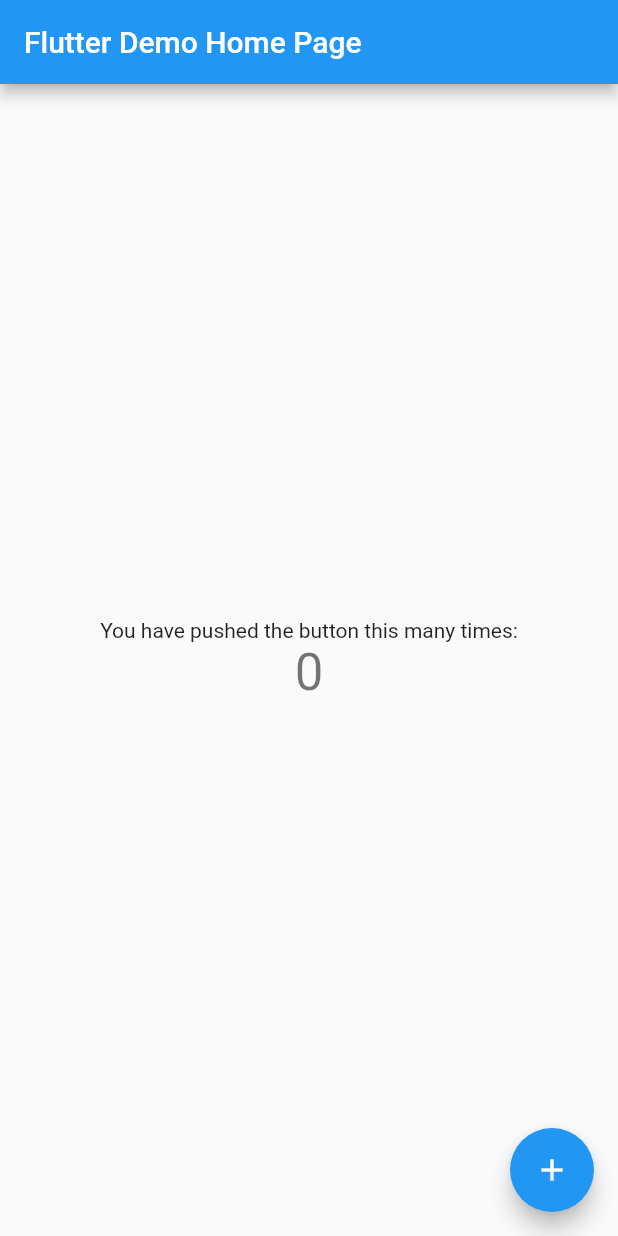
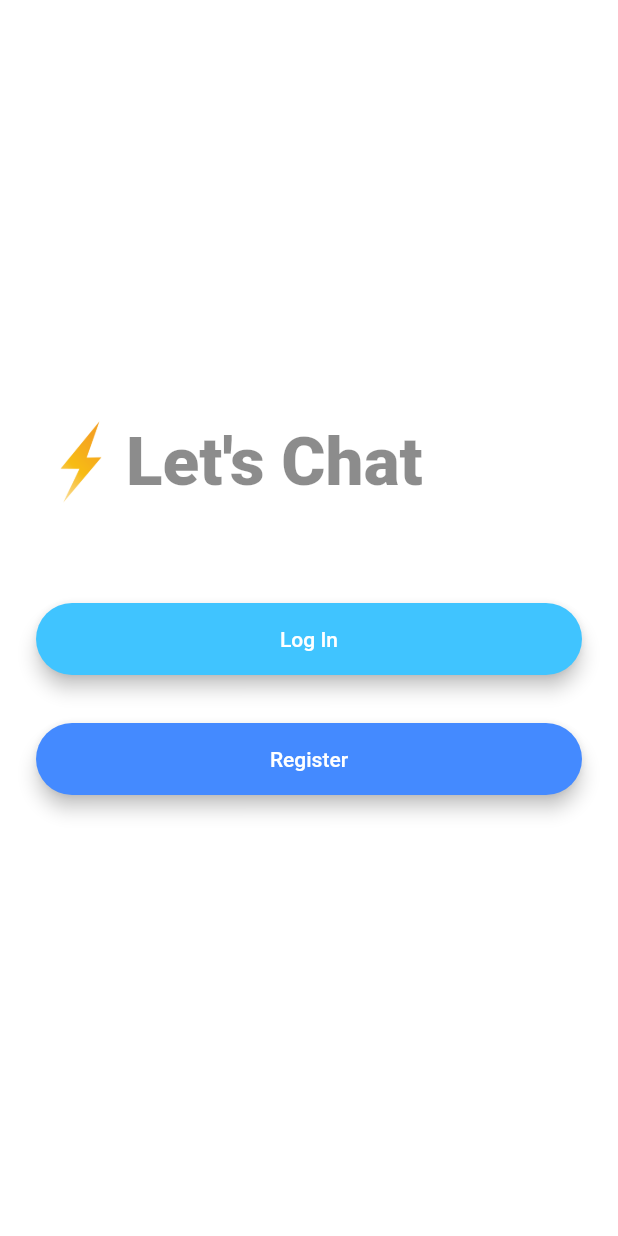
Before and after one commit to v3nk3y/chat_app, a Flutter app: the screen it shows after launch, on a phone screen of 412 x 824 dp. Run offline on Flutter 3.47's test engine with Material 2 defaults, Android fonts, the phone set to English and light mode, and no system bars.

Commit message:
Welcome screen added

```diff
--- a/lib/main.dart
+++ b/lib/main.dart
@@ -1,117 +1,19 @@
 import 'package:flutter/material.dart';
+import 'package:chat_app/screens/welcome_screen.dart';
 
-void main() {
-  runApp(MyApp());
-}
+void main() => runApp(ChatApp());
 
-class MyApp extends StatelessWidget {
-  // This widget is the root of your application.
+class ChatApp extends StatelessWidget {
   @override
   Widget build(BuildContext context) {
     return MaterialApp(
-      title: 'Flutter Demo',
-      theme: ThemeData(
-        // This is the theme of your application.
-        //
-        // Try running your application with "flutter run". You'll see the
-        // application has a blue toolbar. Then, without quitting the app, try
-        // changing the primarySwatch below to Colors.green and then invoke
-        // "hot reload" (press "r" in the console where you ran "flutter run",
-        // or simply save your changes to "hot reload" in a Flutter IDE).
-        // Notice that the counter didn't reset back to zero; the application
-        // is not restarted.
-        primarySwatch: Colors.blue,
-        // This makes the visual density adapt to the platform that you run
-        // the app on. For desktop platforms, the controls will be smaller and
-        // closer together (more dense) than on mobile platforms.
-        visualDensity: VisualDensity.adaptivePlatformDensity,
+      theme: ThemeData.dark().copyWith(
+        textTheme: TextTheme(
+          bodyText1: TextStyle(color: Colors.black),
+        ),
       ),
-      home: MyHomePage(title: 'Flutter Demo Home Page'),
+      initialRoute: '/',
+      routes: {'/': (context) => WelcomeScreen()},
     );
   }
 }
-
-class MyHomePage extends StatefulWidget {
-  MyHomePage({Key key, this.title}) : super(key: key);
-
-  // This widget is the home page of your application. It is stateful, meaning
-  // that it has a State object (defined below) that contains fields that affect
-  // how it looks.
-
-  // This class is the configuration for the state. It holds the values (in this
-  // case the title) provided by the parent (in this case the App widget) and
-  // used by the build method of the State. Fields in a Widget subclass are
-  // always marked "final".
-
-  final String title;
-
-  @override
-  _MyHomePageState createState() => _MyHomePageState();
-}
-
-class _MyHomePageState extends State<MyHomePage> {
-  int _counter = 0;
-
-  void _incrementCounter() {
-    setState(() {
-      // This call to setState tells the Flutter framework that something has
-      // changed in this State, which causes it to rerun the build method below
-      // so that the display can reflect the updated values. If we changed
-      // _counter without calling setState(), then the build method would not be
-      // called again, and so nothing would appear to happen.
-      _counter++;
-    });
-  }
-
-  @override
-  Widget build(BuildContext context) {
-    // This method is rerun every time setState is called, for instance as done
-    // by the _incrementCounter method above.
-    //
-    // The Flutter framework has been optimized to make rerunning build methods
-    // fast, so that you can just rebuild anything that needs updating rather
-    // than having to individually change instances of widgets.
-    return Scaffold(
-      appBar: AppBar(
-        // Here we take the value from the MyHomePage object that was created by
-        // the App.build method, and use it to set our appbar title.
-        title: Text(widget.title),
-      ),
-      body: Center(
-        // Center is a layout widget. It takes a single child and positions it
-        // in the middle of the parent.
-        child: Column(
-          // Column is also a layout widget. It takes a list of children and
-          // arranges them vertically. By default, it sizes itself to fit its
-          // children horizontally, and tries to be as tall as its parent.
-          //
-          // Invoke "debug painting" (press "p" in the console, choose the
-          // "Toggle Debug Paint" action from the Flutter Inspector in Android
-          // Studio, or the "Toggle Debug Paint" command in Visual Studio Code)
-          // to see the wireframe for each widget.
-          //
-          // Column has various properties to control how it sizes itself and
-          // how it positions its children. Here we use mainAxisAlignment to
-          // center the children vertically; the main axis here is the vertical
-          // axis because Columns are vertical (the cross axis would be
-          // horizontal).
-          mainAxisAlignment: MainAxisAlignment.center,
-          children: <Widget>[
-            Text(
-              'You have pushed the button this many times:',
-            ),
-            Text(
-              '$_counter',
-              style: Theme.of(context).textTheme.headline4,
-            ),
-          ],
-        ),
-      ),
-      floatingActionButton: FloatingActionButton(
-        onPressed: _incrementCounter,
-        tooltip: 'Increment',
-        child: Icon(Icons.add),
-      ), // This trailing comma makes auto-formatting nicer for build methods.
-    );
-  }
-}
--- /dev/null
+++ b/lib/screens/welcome_screen.dart
@@ -0,0 +1,78 @@
+import 'package:flutter/material.dart';
+
+class WelcomeScreen extends StatefulWidget {
+  @override
+  _WelcomeScreenState createState() => _WelcomeScreenState();
+}
+
+class _WelcomeScreenState extends State<WelcomeScreen> {
+  @override
+  Widget build(BuildContext context) {
+    return Scaffold(
+      backgroundColor: Colors.white,
+      body: Padding(
+        padding: EdgeInsets.symmetric(horizontal: 24.0),
+        child: Column(
+          mainAxisAlignment: MainAxisAlignment.center,
+          crossAxisAlignment: CrossAxisAlignment.stretch,
+          children: <Widget>[
+            Row(
+              children: <Widget>[
+                Container(
+                  child: Image.asset('images/logo.png'),
+                  height: 60.0,
+                ),
+                Text(
+                  'Let\'s Chat',
+                  style: TextStyle(
+                      fontSize: 45.0,
+                      fontWeight: FontWeight.w900,
+                      color: Colors.black45),
+                ),
+              ],
+            ),
+            SizedBox(
+              height: 48.0,
+            ),
+            Padding(
+              padding: EdgeInsets.symmetric(vertical: 16.0),
+              child: Material(
+                elevation: 5.0,
+                color: Colors.lightBlueAccent,
+                borderRadius: BorderRadius.circular(30.0),
+                child: MaterialButton(
+                  onPressed: () {
+                    //Go to login screen.
+                  },
+                  minWidth: 200.0,
+                  height: 42.0,
+                  child: Text(
+                    'Log In',
+                  ),
+                ),
+              ),
+            ),
+            Padding(
+              padding: EdgeInsets.symmetric(vertical: 16.0),
+              child: Material(
+                color: Colors.blueAccent,
+                borderRadius: BorderRadius.circular(30.0),
+                elevation: 5.0,
+                child: MaterialButton(
+                  onPressed: () {
+                    //Go to registration screen.
+                  },
+                  minWidth: 200.0,
+                  height: 42.0,
+                  child: Text(
+                    'Register',
+                  ),
+                ),
+              ),
+            ),
+          ],
+        ),
+      ),
+    );
+  }
+}
```
Also changed, not shown: pubspec.yaml (+2 -61 lines), images/logo.png (added), 1 other file.
